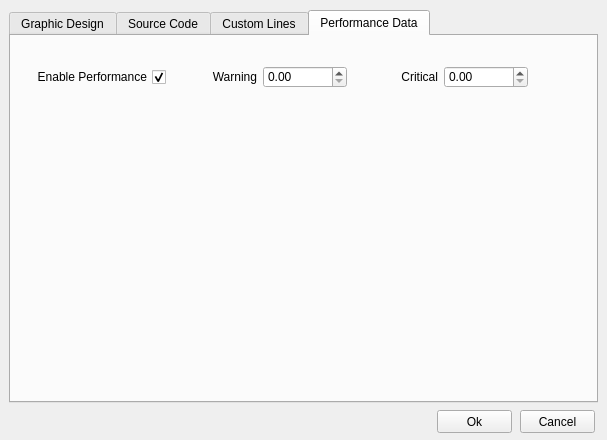
The window that alyvix/extra/robotide/qt_ui/alyvix_rect_finder_properties_view.ui (alyvix/alyvix) describes before a commit, drawn with Qt 5.
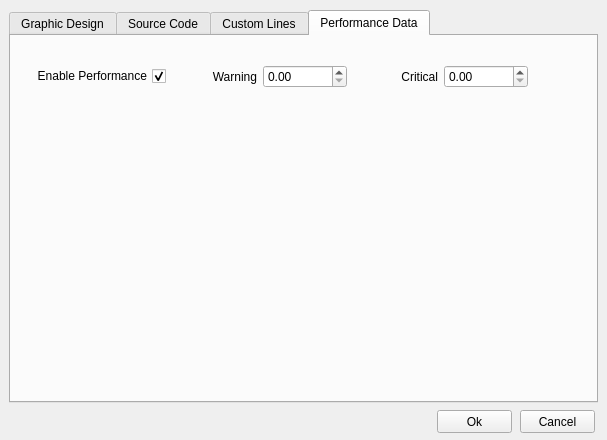
The same window after the commit. The open tabs and pages were chosen to show the change.

```diff
--- a/alyvix/extra/robotide/qt_ui/alyvix_rect_finder_properties_view.ui
+++ b/alyvix/extra/robotide/qt_ui/alyvix_rect_finder_properties_view.ui
@@ -986,9 +986,9 @@
      <property name="geometry">
       <rect>
        <x>20</x>
-       <y>30</y>
+       <y>10</y>
        <width>497</width>
-       <height>22</height>
+       <height>61</height>
       </rect>
      </property>
      <layout class="QGridLayout" name="gridLayout_3">
```
